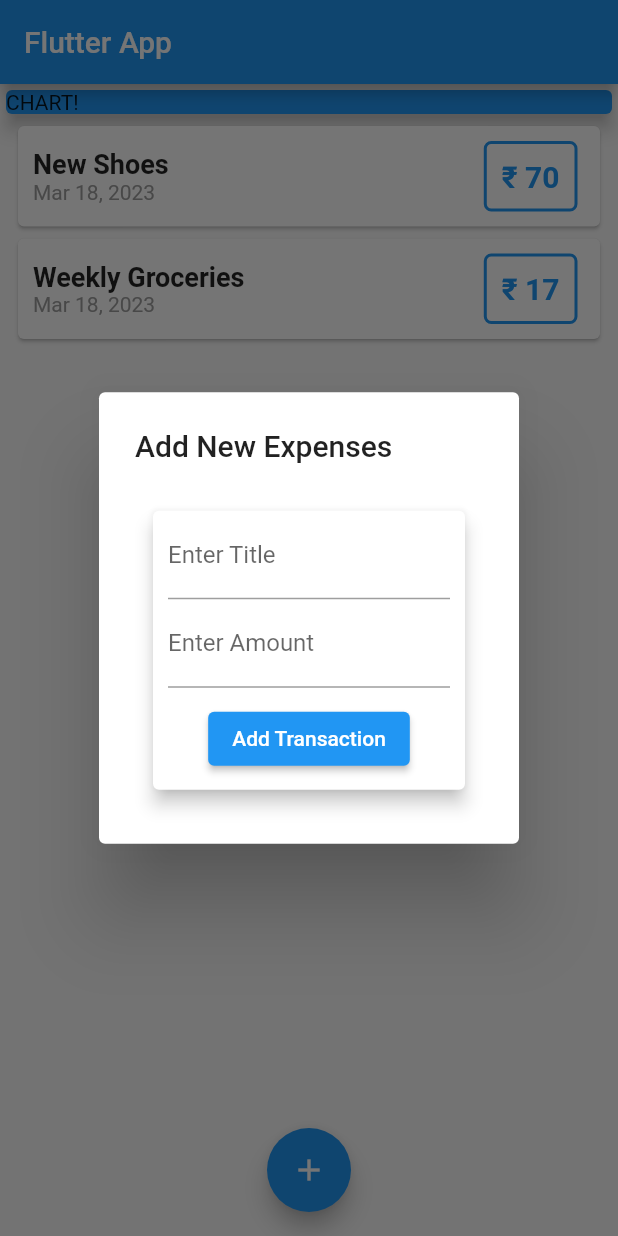
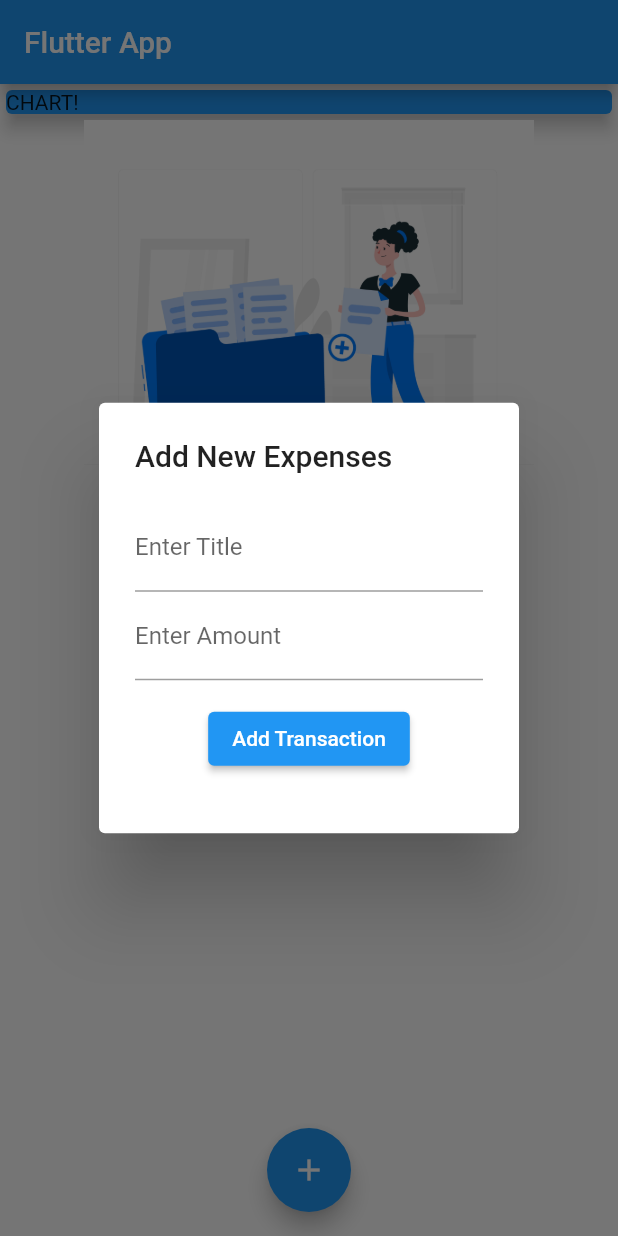
Before and after one commit to MayureshGavai/expense_tracker, a Flutter app: the screen it shows after launch, after a tap on the "add" icon, on a phone screen of 412 x 824 dp. Run offline on Flutter 3.47's test engine with Material 2 defaults, Android fonts, the phone set to English and light mode, and no system bars.

Commit message:
fourth commit

```diff
--- a/lib/main.dart
+++ b/lib/main.dart
@@ -33,18 +33,18 @@ class HomePage extends StatefulWidget {
 
 class _HomePageState extends State<HomePage> {
   final List<Transaction> _userTransactions = [
-    Transaction(
-      id: 't1',
-      title: 'New Shoes',
-      amount: 69.99,
-      dateTime: DateTime.now(),
-    ),
-    Transaction(
-      id: 't2',
-      title: 'Weekly Groceries',
-      amount: 16.53,
-      dateTime: DateTime.now(),
-    ),
+    // Transaction(
+    //   id: 't1',
+    //   title: 'New Shoes',
+    //   amount: 1200,
+    //   dateTime: DateTime.now(),
+    // ),
+    // Transaction(
+    //   id: 't2',
+    //   title: 'Weekly Groceries',
+    //   amount: 690,
+    //   dateTime: DateTime.now(),
+    // ),
   ];
 
   void _addNewTransaction(String txTitle, double txAmount) {
@@ -79,6 +79,7 @@ class _HomePageState extends State<HomePage> {
   @override
   Widget build(BuildContext context) {
     return Scaffold(
+      backgroundColor: Colors.white,
       appBar: AppBar(
         title: Text('Flutter App'),
       ),
--- a/lib/widgets/new_transaction.dart
+++ b/lib/widgets/new_transaction.dart
@@ -27,31 +27,36 @@ class _NewTransactionState extends State<NewTransaction> {
 
   @override
   Widget build(BuildContext context) {
-    return Padding(
-      padding: const EdgeInsets.all(8.0),
-      child: Card(
-        elevation: 5,
-        child: Column(
+    return
+        //Padding(
+        //  padding: const EdgeInsets.all(8.0),
+        //  child:
+        //  Card(
+        // elevation: 5,
+        //child:
+        Column(
       children: <Widget>[
-            Padding(
-              padding: const EdgeInsets.symmetric(horizontal: 10.0),
-              child: TextField(
+        // Padding(
+        //   padding: const EdgeInsets.symmetric(horizontal: 10.0),
+        //   child:
+        TextField(
           decoration: InputDecoration(labelText: 'Enter Title'),
           controller: titleInputController,
           onSubmitted: (_) => submitData(),
         ),
-            ),
-            Padding(
-              padding: const EdgeInsets.symmetric(horizontal: 10.0),
-              child: TextField(
+        //  ),
+        //  Padding(
+        //    padding: const EdgeInsets.symmetric(horizontal: 10.0),
+        //    child:
+        TextField(
           decoration: InputDecoration(labelText: 'Enter Amount'),
           controller: amountInputController,
           keyboardType: TextInputType.number,
           onSubmitted: (_) => submitData(),
         ),
-            ),
+        //  ),
         Padding(
-              padding: const EdgeInsets.symmetric(vertical: 10.0),
+          padding: const EdgeInsets.symmetric(vertical: 15.0),
           child: ElevatedButton(
             child: Text(
               'Add Transaction',
@@ -61,8 +66,9 @@ class _NewTransactionState extends State<NewTransaction> {
           ),
         )
       ],
-        ),
-      ),
+      //  ),
+      //  ),
     );
+    //);
   }
 }
--- a/lib/widgets/transaction_list.dart
+++ b/lib/widgets/transaction_list.dart
@@ -11,7 +11,23 @@ class TransactionList extends StatelessWidget {
   Widget build(BuildContext context) {
     return Container(
       height: 550,
-      child: ListView.builder(
+      child: transactions.isEmpty
+          ? Column(
+              children: <Widget>[
+                Center(
+                  child: Image.asset(
+                    'asset/images/empty.jpg',
+                    height: 300,
+                    width: 300,
+                  ),
+                ),
+                Text(
+                  'No Expenses',
+                  style: TextStyle(fontWeight: FontWeight.w300, fontSize: 40),
+                )
+              ],
+            )
+          : ListView.builder(
               itemBuilder: (ctx, index) {
                 return Padding(
                   padding: const EdgeInsets.symmetric(horizontal: 8.0),
@@ -38,13 +54,15 @@ class TransactionList extends StatelessWidget {
                           ),
                         ),
                         Container(
-                    margin: EdgeInsets.symmetric(vertical: 10, horizontal: 15),
+                          margin: EdgeInsets.symmetric(
+                              vertical: 10, horizontal: 15),
                           decoration: BoxDecoration(
                               border: Border.all(color: Colors.blue, width: 2),
                               borderRadius: BorderRadius.circular(5)),
                           padding: EdgeInsets.all(10),
                           child: Text(
-                      '₹ ' + transactions[index].amount.toStringAsFixed(0),
+                            '₹ ' +
+                                transactions[index].amount.toStringAsFixed(0),
                             style: TextStyle(
                                 fontWeight: FontWeight.bold,
                                 fontSize: 20,
--- a/pubspec.yaml
+++ b/pubspec.yaml
@@ -61,8 +61,8 @@ flutter:
   uses-material-design: true
 
   # To add assets to your application, add an assets section, like this:
-  # assets:
-  #   - images/a_dot_burr.jpeg
+  assets:
+    - asset/images/
   #   - images/a_dot_ham.jpeg
 
   # An image asset can refer to one or more resolution-specific "variants", see
```
Also changed, not shown: asset/images/empty.jpg (added). Lines whose indentation alone changed are shown as unchanged.
